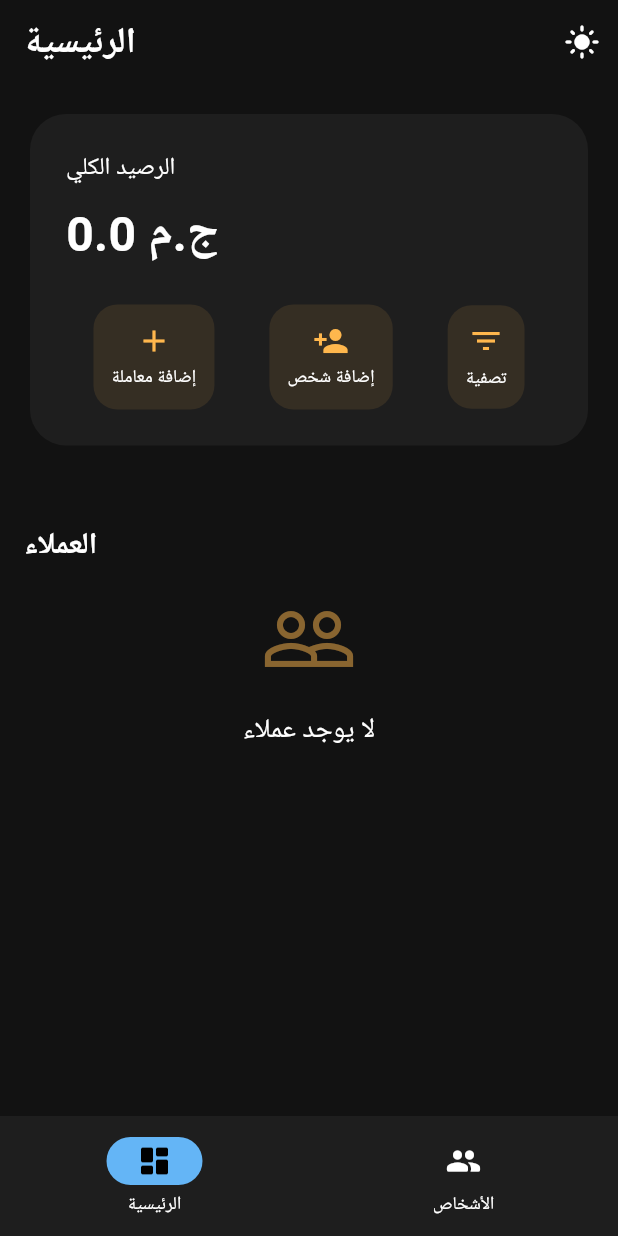
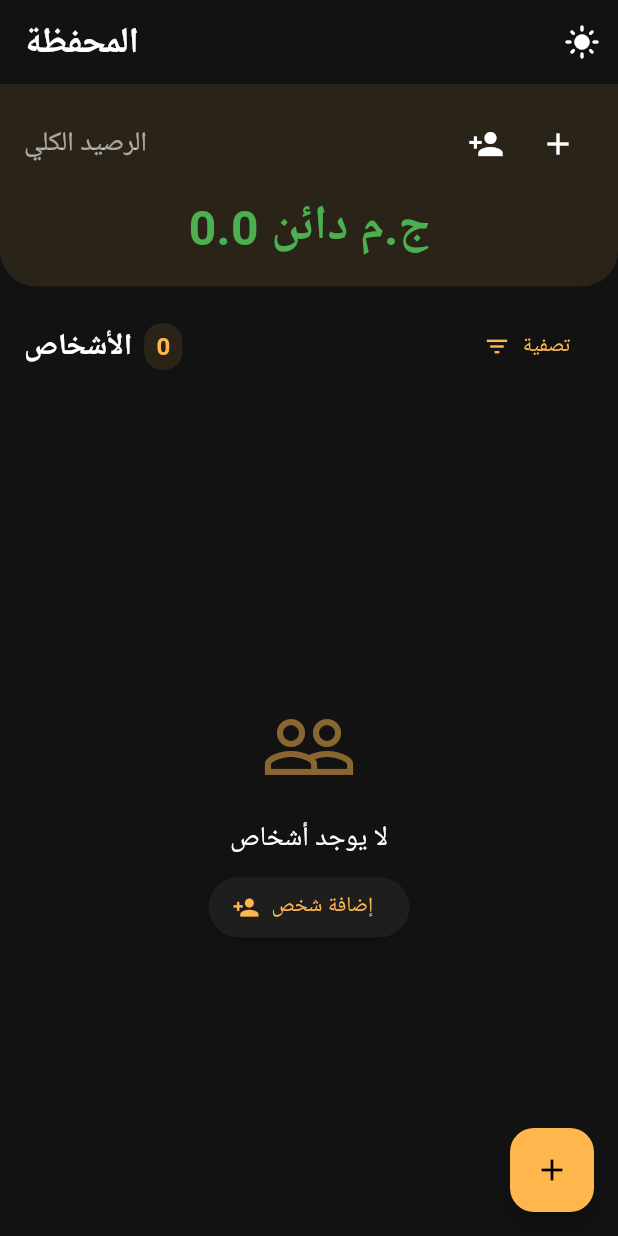
Before and after one commit to Dev-3li/Flutter-First-App, a Flutter app: the screen it shows after launch, on a phone screen of 412 x 824 dp. Run offline on Flutter 3.47's test engine with Material 3 defaults, Android fonts, the phone set to English and light mode, and no system bars; Roboto replaces fonts that are missing (Cairo).

Commit message:
تحسين التصميم وإزالة الشريط السفلي: - إزالة الشريط السفلي ودمج الشاشتين - تحسين تصميم الرصيد الكلي - تحسين تصميم قائمة الأشخاص - إضافة زر عائم لإضافة معاملة

```diff
--- a/lib/main.dart
+++ b/lib/main.dart
@@ -148,9 +148,9 @@ class _HomePageState extends State<HomePage> {
   Widget build(BuildContext context) {
     return Scaffold(
       appBar: AppBar(
-        title: Text(
-          _selectedIndex == 0 ? 'الرئيسية' : 'الأشخاص',
-          style: const TextStyle(
+        title: const Text(
+          'المحفظة',
+          style: TextStyle(
             fontWeight: FontWeight.bold,
             fontSize: 24,
           ),
@@ -167,73 +167,98 @@ class _HomePageState extends State<HomePage> {
           ),
         ],
       ),
-      body: IndexedStack(
-        index: _selectedIndex,
+      body: Column(
         children: [
-          // شاشة المعاملات
-          SingleChildScrollView(
-            child: Padding(
+          Container(
             padding: const EdgeInsets.all(16),
+            decoration: BoxDecoration(
+              color: Theme.of(context).colorScheme.primary.withOpacity(0.1),
+              borderRadius: const BorderRadius.vertical(bottom: Radius.circular(24)),
+            ),
             child: Column(
-                crossAxisAlignment: CrossAxisAlignment.start,
               children: [
-                  // بطاقة الرصيد
-                  Card(
-                    child: Padding(
-                      padding: const EdgeInsets.all(24),
-                      child: Column(
-                        crossAxisAlignment: CrossAxisAlignment.start,
+                Row(
+                  mainAxisAlignment: MainAxisAlignment.spaceBetween,
                   children: [
-                          const Text(
+                    Text(
                       'الرصيد الكلي',
                       style: TextStyle(
-                              fontSize: 16,
-                              fontWeight: FontWeight.w500,
+                        fontSize: 18,
+                        color: Theme.of(context).colorScheme.onSurface.withOpacity(0.6),
                       ),
                     ),
-                          const SizedBox(height: 8),
-                          Text(
-                            '$totalBalance ج.م',
-                            style: const TextStyle(
-                              fontSize: 32,
-                              fontWeight: FontWeight.bold,
+                    Row(
+                      children: [
+                        IconButton(
+                          icon: const Icon(Icons.person_add),
+                          onPressed: () => _showAddPersonDialog(),
+                          tooltip: 'إضافة شخص',
                         ),
-                          ),
-                          const SizedBox(height: 24),
-                          Row(
-                            mainAxisAlignment: MainAxisAlignment.spaceAround,
-                            children: [
-                              _buildQuickAction(
-                                context: context,
-                                icon: Icons.add,
-                                label: 'إضافة معاملة',
-                                onTap: _showAddTransactionDialog,
-                              ),
-                              _buildQuickAction(
-                                context: context,
-                                icon: Icons.person_add,
-                                label: 'إضافة شخص',
-                                onTap: () => _showAddPersonDialog(),
-                              ),
-                              _buildQuickAction(
-                                context: context,
-                                icon: Icons.filter_list,
-                                label: 'تصفية',
-                                onTap: () {
-                                  setState(() {
-                                    _showFilter = !_showFilter;
-                                  });
-                                },
+                        IconButton(
+                          icon: const Icon(Icons.add),
+                          onPressed: _showAddTransactionDialog,
+                          tooltip: 'إضافة معاملة',
                         ),
                       ],
                     ),
                   ],
                 ),
+                const SizedBox(height: 8),
+                Text(
+                  '${totalBalance.abs()} ج.م ${totalBalance >= 0 ? 'دائن' : 'مدين'}',
+                  style: TextStyle(
+                    fontSize: 32,
+                    fontWeight: FontWeight.bold,
+                    color: totalBalance >= 0 ? Colors.green : Colors.red,
                   ),
                 ),
-                  const SizedBox(height: 24),
+              ],
+            ),
+          ),
+          Padding(
+            padding: const EdgeInsets.all(16),
+            child: Row(
+              children: [
+                Text(
+                  'الأشخاص',
+                  style: TextStyle(
+                    fontSize: 20,
+                    fontWeight: FontWeight.bold,
+                    color: Theme.of(context).colorScheme.onSurface,
+                  ),
+                ),
+                const SizedBox(width: 8),
+                Container(
+                  padding: const EdgeInsets.symmetric(horizontal: 8, vertical: 4),
+                  decoration: BoxDecoration(
+                    color: Theme.of(context).colorScheme.primary.withOpacity(0.1),
+                    borderRadius: BorderRadius.circular(12),
+                  ),
+                  child: Text(
+                    '${people.length}',
+                    style: TextStyle(
+                      fontSize: 16,
+                      fontWeight: FontWeight.bold,
+                      color: Theme.of(context).colorScheme.primary,
+                    ),
+                  ),
+                ),
+                const Spacer(),
+                TextButton.icon(
+                  onPressed: () {
+                    setState(() {
+                      _showFilter = !_showFilter;
+                    });
+                  },
+                  icon: const Icon(Icons.filter_list),
+                  label: const Text('تصفية'),
+                ),
+              ],
+            ),
+          ),
           if (_showFilter)
             Card(
+              margin: const EdgeInsets.symmetric(horizontal: 16),
               child: Padding(
                 padding: const EdgeInsets.all(8),
                 child: SegmentedButton<TransactionType>(
@@ -248,15 +273,13 @@ class _HomePageState extends State<HomePage> {
                     ),
                   ),
                   segments: const [
-                            ButtonSegment(
+                    ButtonSegment<TransactionType>(
                       value: TransactionType.credit,
                       label: Text('دائن'),
-                              icon: Icon(Icons.arrow_upward),
                     ),
-                            ButtonSegment(
+                    ButtonSegment<TransactionType>(
                       value: TransactionType.debit,
                       label: Text('مدين'),
-                              icon: Icon(Icons.arrow_downward),
                     ),
                   ],
                   selected: {_filterType},
@@ -268,17 +291,8 @@ class _HomePageState extends State<HomePage> {
                 ),
               ),
             ),
-                  const SizedBox(height: 24),
-                  const Text(
-                    'العملاء',
-                    style: TextStyle(
-                      fontSize: 20,
-                      fontWeight: FontWeight.bold,
-                    ),
-                  ),
-                  const SizedBox(height: 16),
-                  // كروت العملاء
-                  people.isEmpty
+          Expanded(
+            child: people.isEmpty
                 ? Center(
                     child: Column(
                       mainAxisAlignment: MainAxisAlignment.center,
@@ -290,24 +304,23 @@ class _HomePageState extends State<HomePage> {
                         ),
                         const SizedBox(height: 16),
                         Text(
-                                'لا يوجد عملاء',
+                          'لا يوجد أشخاص',
                           style: TextStyle(
                             fontSize: 18,
                             color: Theme.of(context).colorScheme.onSurface,
                           ),
                         ),
+                        const SizedBox(height: 8),
+                        ElevatedButton.icon(
+                          onPressed: () => _showAddPersonDialog(),
+                          icon: const Icon(Icons.person_add),
+                          label: const Text('إضافة شخص'),
+                        ),
                       ],
                     ),
                   )
-                      : GridView.builder(
-                          shrinkWrap: true,
-                          physics: const NeverScrollableScrollPhysics(),
-                          gridDelegate: const SliverGridDelegateWithFixedCrossAxisCount(
-                            crossAxisCount: 2,
-                            childAspectRatio: 0.85,
-                            crossAxisSpacing: 16,
-                            mainAxisSpacing: 16,
-                          ),
+                : ListView.builder(
+                    padding: const EdgeInsets.fromLTRB(16, 0, 16, 16),
                     itemCount: people.length,
                     itemBuilder: (context, index) {
                       final person = people[index];
@@ -321,20 +334,28 @@ class _HomePageState extends State<HomePage> {
                         }
                       }
 
+                      if (_showFilter) {
+                        if (_filterType == TransactionType.credit && balance < 0) {
+                          return const SizedBox.shrink();
+                        }
+                        if (_filterType == TransactionType.debit && balance > 0) {
+                          return const SizedBox.shrink();
+                        }
+                      }
+
                       return Card(
                         child: InkWell(
                           onTap: () {
                             _showPersonDetails(person);
                           },
-                                borderRadius: BorderRadius.circular(24),
+                          borderRadius: BorderRadius.circular(12),
                           child: Padding(
                             padding: const EdgeInsets.all(16),
-                                  child: Column(
-                                    mainAxisAlignment: MainAxisAlignment.center,
+                            child: Row(
                               children: [
                                 Container(
-                                        width: 64,
-                                        height: 64,
+                                  width: 48,
+                                  height: 48,
                                   decoration: BoxDecoration(
                                     color: Theme.of(context).colorScheme.primary.withOpacity(0.1),
                                     shape: BoxShape.circle,
@@ -343,43 +364,42 @@ class _HomePageState extends State<HomePage> {
                                     child: Text(
                                       person.name[0],
                                       style: TextStyle(
-                                              fontSize: 24,
+                                        fontSize: 20,
                                         fontWeight: FontWeight.bold,
                                         color: Theme.of(context).colorScheme.primary,
                                       ),
                                     ),
                                   ),
                                 ),
-                                      const SizedBox(height: 16),
+                                const SizedBox(width: 16),
+                                Expanded(
+                                  child: Column(
+                                    crossAxisAlignment: CrossAxisAlignment.start,
+                                    children: [
                                       Text(
                                         person.name,
                                         style: const TextStyle(
                                           fontSize: 16,
                                           fontWeight: FontWeight.bold,
                                         ),
-                                        textAlign: TextAlign.center,
-                                        maxLines: 1,
-                                        overflow: TextOverflow.ellipsis,
                                       ),
                                       if (person.phone != null) ...[
                                         const SizedBox(height: 4),
                                         Text(
                                           person.phone!,
                                           style: TextStyle(
-                                            fontSize: 12,
+                                            fontSize: 14,
                                             color: Theme.of(context).colorScheme.onSurface.withOpacity(0.6),
                                           ),
-                                          textAlign: TextAlign.center,
                                         ),
                                       ],
-                                      const SizedBox(height: 12),
-                                      Container(
-                                        padding: const EdgeInsets.symmetric(horizontal: 12, vertical: 6),
-                                        decoration: BoxDecoration(
-                                          color: (balance >= 0 ? Colors.green : Colors.red).withOpacity(0.1),
-                                          borderRadius: BorderRadius.circular(16),
+                                    ],
                                   ),
-                                        child: Text(
+                                ),
+                                Column(
+                                  crossAxisAlignment: CrossAxisAlignment.end,
+                                  children: [
+                                    Text(
                                       '${balance.abs()} ج.م',
                                       style: TextStyle(
                                         fontSize: 16,
@@ -387,14 +407,14 @@ class _HomePageState extends State<HomePage> {
                                         color: balance >= 0 ? Colors.green : Colors.red,
                                       ),
                                     ),
-                                      ),
-                                      const SizedBox(height: 4),
                                     Text(
                                       balance >= 0 ? 'دائن' : 'مدين',
                                       style: TextStyle(
-                                          fontSize: 12,
+                                        fontSize: 14,
                                         color: Theme.of(context).colorScheme.onSurface.withOpacity(0.6),
                                       ),
+                                    ),
+                                  ],
                                 ),
                               ],
                             ),
@@ -403,71 +423,12 @@ class _HomePageState extends State<HomePage> {
                       );
                     },
                   ),
-                ],
-              ),
-            ),
-          ),
-          // شاشة الأشخاص
-          PeopleScreen(
-            people: people,
-            onAdd: _addPerson,
-            onDelete: _deletePerson,
           ),
         ],
       ),
-      bottomNavigationBar: NavigationBar(
-        selectedIndex: _selectedIndex,
-        onDestinationSelected: (index) {
-          setState(() {
-            _selectedIndex = index;
-          });
-        },
-        backgroundColor: Theme.of(context).colorScheme.surface,
-        destinations: const [
-          NavigationDestination(
-            icon: Icon(Icons.dashboard_rounded),
-            label: 'الرئيسية',
-          ),
-          NavigationDestination(
-            icon: Icon(Icons.people_rounded),
-            label: 'الأشخاص',
-          ),
-        ],
-      ),
-    );
-  }
-
-  Widget _buildQuickAction({
-    required BuildContext context,
-    required IconData icon,
-    required String label,
-    required VoidCallback onTap,
-  }) {
-    return InkWell(
-      onTap: onTap,
-      borderRadius: BorderRadius.circular(16),
-      child: Container(
-        padding: const EdgeInsets.all(12),
-        decoration: BoxDecoration(
-          color: Theme.of(context).colorScheme.primary.withOpacity(0.1),
-          borderRadius: BorderRadius.circular(16),
-        ),
-        child: Column(
-          children: [
-            Icon(
-              icon,
-              color: Theme.of(context).colorScheme.primary,
-            ),
-            const SizedBox(height: 4),
-            Text(
-              label,
-              style: TextStyle(
-                fontSize: 12,
-                color: Theme.of(context).colorScheme.onSurface,
-              ),
-            ),
-          ],
-        ),
+      floatingActionButton: FloatingActionButton(
+        onPressed: _showAddTransactionDialog,
+        child: const Icon(Icons.add),
       ),
     );
   }
```
Lines whose indentation alone changed are shown as unchanged.
